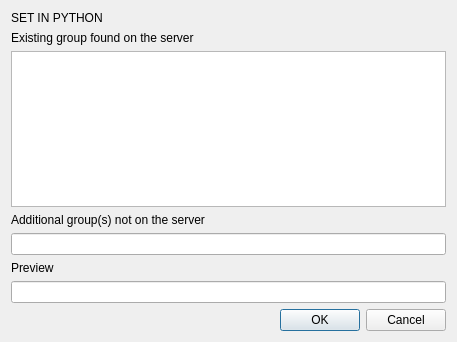
This is lizmap/resources/ui/ui_wizard_group.ui in 3liz/lizmap-plugin as Qt 5 draws it before an edit. The edited form follows.
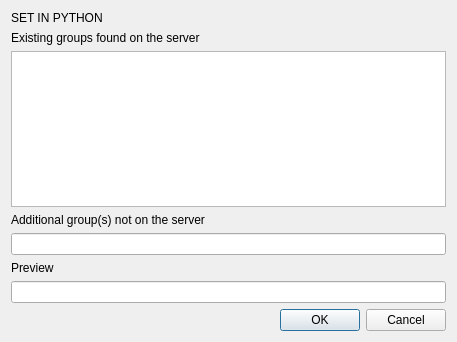
This is the edited form.

Commit message: Add a debug tool for groups in an attribute table

```diff
--- a/lizmap/resources/ui/ui_wizard_group.ui
+++ b/lizmap/resources/ui/ui_wizard_group.ui
@@ -24,7 +24,7 @@
    <item>
     <widget class="QLabel" name="label_2">
      <property name="text">
-      <string>Existing group found on the server</string>
+      <string>Existing groups found on the server</string>
      </property>
     </widget>
    </item>
```
The commit also changes 3 other files.
